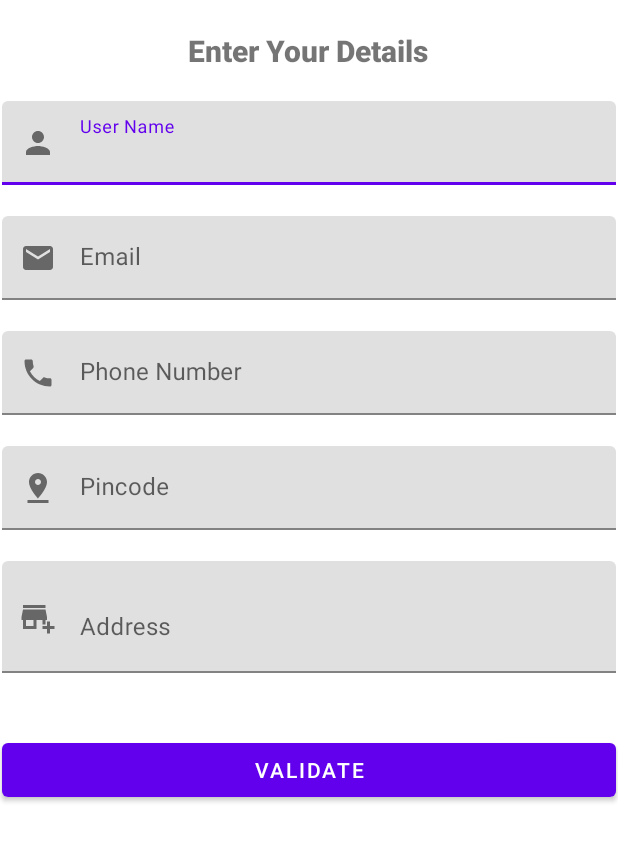
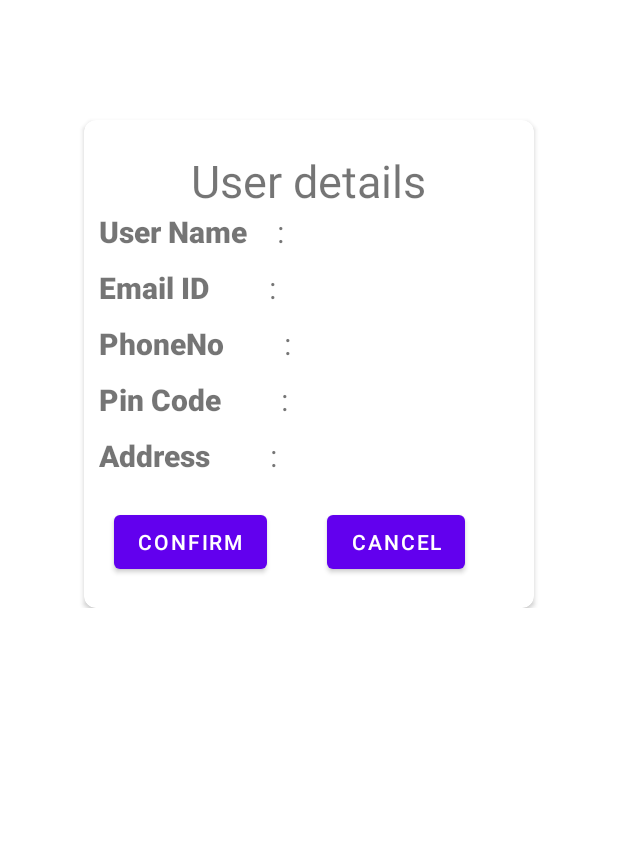
Before and after one commit to wenkey-everest/userInfo-android, an Android app: the screen it shows after launch (HomeActivity), on a phone screen of 412 x 824 dp, the part 367-1229 px from its top. Run offline under Robolectric (Android 15) with nearby library versions, the phone set to English and light mode, and no system bars.

Commit message:
Refactored code

```diff
--- a/app/src/main/java/com/everest/userinfo/ContactActivity.kt
+++ b/app/src/main/java/com/everest/userinfo/ContactActivity.kt
@@ -30,8 +30,7 @@ class ContactActivity : AppCompatActivity() {
 
        val userParagraph = String.format(resources.getString(R.string.user_paragraph), userName, address, pinCode, phoneNumber, email)
 
-        binding.paragraph.text= userParagraph
-
+        binding.paragraph.text = userParagraph
 
     }
 }
--- a/app/src/main/java/com/everest/userinfo/constants/Constants.kt
+++ b/app/src/main/java/com/everest/userinfo/constants/Constants.kt
@@ -1,17 +1,17 @@
 
-val userName= "USERNAME"
-val email = "EMAIl"
-val phone_number = "PHONE_NUMBER"
-val pin_code = "PIN_CODE"
-val address = "ADDRESS"
+const val userName= "USER_NAME"
+const val email = "EMAIl"
+const val phone_number = "PHONE_NUMBER"
+const val pin_code = "PIN_CODE"
+const val address = "ADDRESS"
 
 
-val user_form = "USER_FORM"
-val summery_card = "SUMMERY_CARD"
+const val user_form = "USER_FORM"
+const val summery_card = "SUMMERY_CARD"
 
 
-val userNameCd= "USER_NAME_CD"
-val emailCd = "EMAIl_CD"
-val phone_number_Cd = "PHONE_NUMBER_CD"
-val pin_codeCd = "PIN_CODE_CD"
-val addressCd = "ADDRESS_CD"
+const val userNameCd= "USER_NAME_CD"
+const val emailCd = "EMAIl_CD"
+const val phone_number_Cd = "PHONE_NUMBER_CD"
+const val pin_codeCd = "PIN_CODE_CD"
+const val addressCd = "ADDRESS_CD"
--- a/app/src/main/java/com/everest/userinfo/validation/TextFieldValidation.kt
+++ b/app/src/main/java/com/everest/userinfo/validation/TextFieldValidation.kt
@@ -3,6 +3,7 @@ package com.everest.userinfo.validation
 import android.util.Patterns
 import android.widget.Toast
 import com.everest.userinfo.HomeActivity
+import com.everest.userinfo.R
 import com.everest.userinfo.databinding.ActivityHomeBinding
 import com.google.android.material.textfield.TextInputLayout
 
@@ -10,7 +11,7 @@ class TextFieldValidation constructor(private var homeActivity: HomeActivity ) {
 
     fun validateUserName(userName: TextInputLayout): Boolean{
         if(userName.editText?.text.toString().trim().isEmpty()){
-            userName.error="user name is required"
+            userName.error=homeActivity.getString(R.string.user_name_validation_tesst)
             Toast.makeText(homeActivity,userName.error, Toast.LENGTH_SHORT).show()
             return false
         }
--- a/app/src/main/res/layout/activity_home.xml
+++ b/app/src/main/res/layout/activity_home.xml
@@ -36,7 +36,7 @@
             android:layout_gravity="center"
             android:layout_marginTop="@dimen/cardView_margin_top"
             android:elevation="@dimen/cardView_elevation"
-            android:visibility="gone"
+            android:visibility="visible"
             app:cardCornerRadius="@dimen/cardView_corner_radius">
 
             <LinearLayout
@@ -230,7 +230,7 @@
             android:layout_width="match_parent"
             android:layout_height="wrap_content"
             android:orientation="vertical"
-            android:visibility="visible">
+            android:visibility="gone">
 
             <TextView
                 android:id="@+id/enter_details_title"
--- a/app/src/main/res/values/bool.xml
+++ b/app/src/main/res/values/bool.xml
@@ -1,6 +1,7 @@
 <?xml version="1.0" encoding="utf-8"?>
 <resources>
     <bool name="is_error_enabled">true</bool>
+    <bool name="is_error_disabled">false</bool>
     <bool name="is_saved_enabled">true</bool>
 
 </resources>
--- a/app/src/main/res/values/strings.xml
+++ b/app/src/main/res/values/strings.xml
@@ -3,9 +3,9 @@
     <string name="enter_user_details">Enter Your Details</string>
     <string name="save_button">save</string>
     <string name="validate">Validate</string>
-    <string name="email">Email</string>
-    <string name="phone_number">Phone Number</string>
-    <string name="pincode">Pincode</string>
+    <string name="email">Email ID</string>
+    <string name="phone_number">PhoneNo</string>
+    <string name="pincode">Pin Code</string>
     <string name="address">Address</string>
     <string name="field_is_required">Required Field</string>
     <string name="name">Name:</string>
@@ -20,4 +20,5 @@
 
     <string name="user_paragraph">Hi %1$s, How are you? Are you staying at %2$s - %3$s \n code.
         I am not able to contact you on %4$s Can I email you the details at %5$s</string>
+    <string name="user_name_validation_tesst">user name is required</string>
 </resources>
```
Also changed, not shown: app/src/main/java/com/everest/userinfo/HomeActivity.kt (+11 -11 lines).
